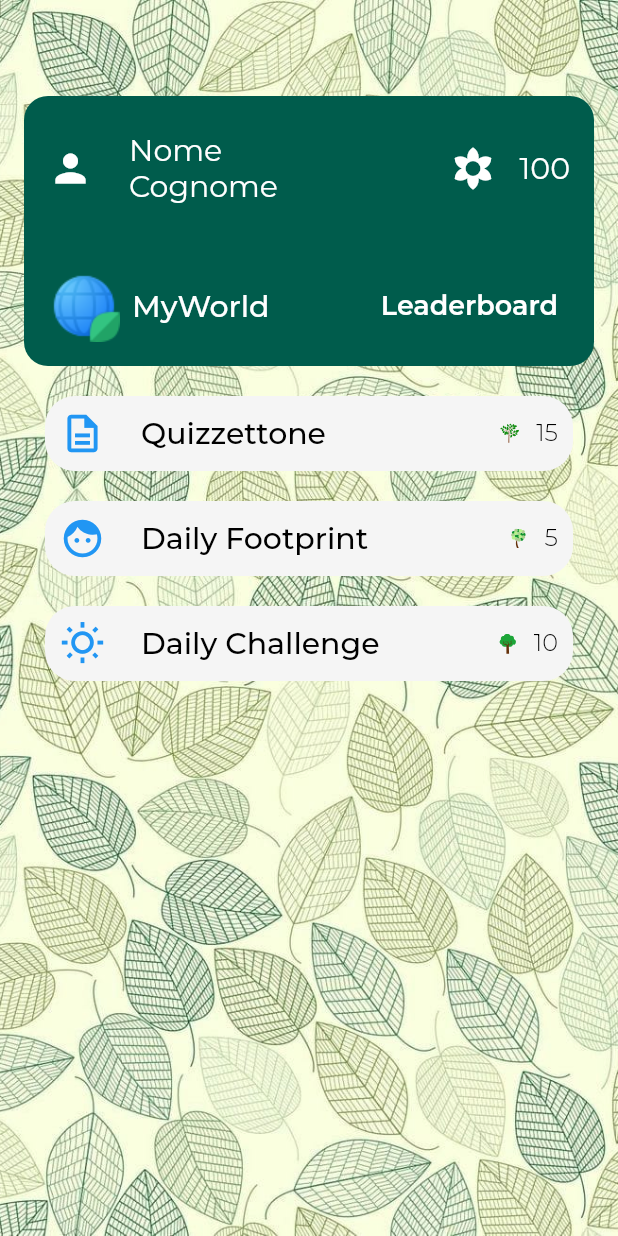
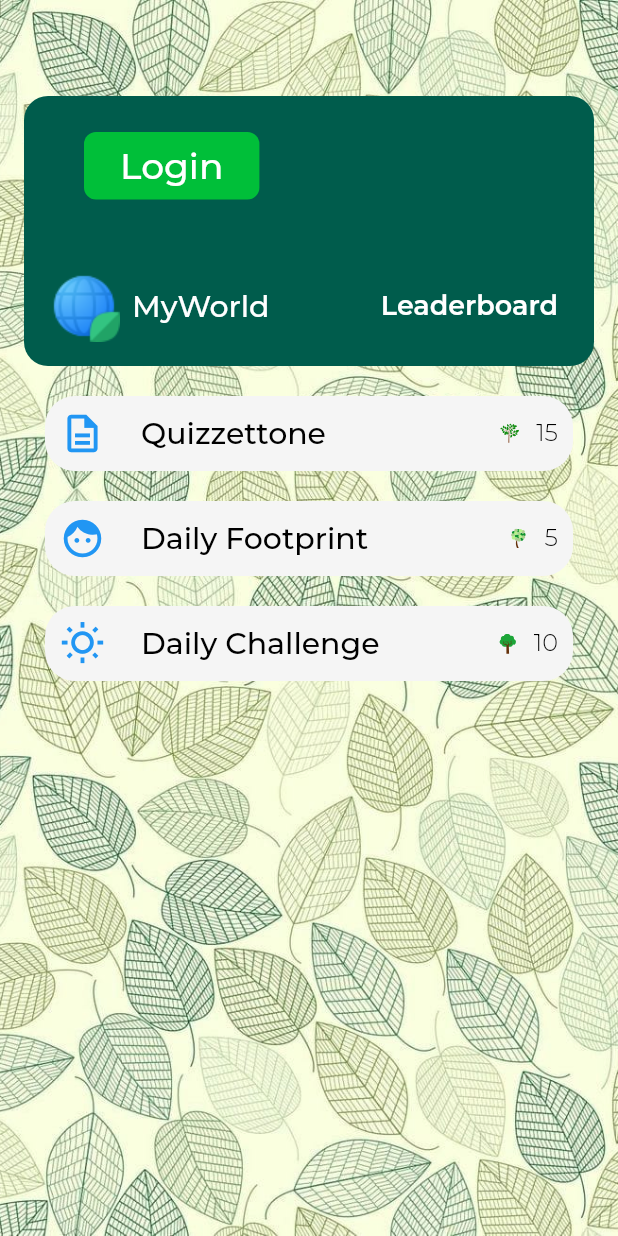
Before and after one commit to DiegoZaff/EcoWorld, a Flutter app: the screen it shows after launch, after a tap on "MyWorld", after a tap on "Home", on a phone screen of 412 x 824 dp. Run offline on Flutter 3.47's test engine with Material 2 defaults, Android fonts, the phone set to English and light mode, and no system bars; our stand-ins replace bloc, equatable, flutter_bloc, flutter_hooks, flutter_svg, fluttertoast and 2 more.

```diff
--- a/lib/blocs/login/login_bloc.dart
+++ b/lib/blocs/login/login_bloc.dart
@@ -1,13 +1,28 @@
+import 'dart:async';
+
 import 'package:bloc/bloc.dart';
 import 'package:equatable/equatable.dart';
+
+import '../../api/user.dart';
 
 part 'login_event.dart';
 part 'login_state.dart';
 
 class LoginBloc extends Bloc<LoginEvent, LoginState> {
   LoginBloc() : super(LoginInitial()) {
-    on<LoginEvent>((event, emit) {
-      // TODO: implement event handler
-    });
+    on<StartLogin>(_onStartLogin);
+    on<RegisterUser>(_onRegisterUser);
+    on<StartLogout>(_onStartLogout);
   }
+
+  FutureOr<void> _onStartLogin(StartLogin event, Emitter<LoginState> emit) {}
+
+  Future<FutureOr<void>> _onRegisterUser(
+      RegisterUser event, Emitter<LoginState> emit) async {
+    final user = await registerUser(event.username, event.password);
+
+    emit(LoggedIn(user: user));
+  }
+
+  FutureOr<void> _onStartLogout(StartLogout event, Emitter<LoginState> emit) {}
 }
--- a/lib/blocs/login/login_event.dart
+++ b/lib/blocs/login/login_event.dart
@@ -6,3 +6,27 @@ abstract class LoginEvent extends Equatable {
   @override
   List<Object> get props => [];
 }
+
+class StartLogin extends LoginEvent {
+  final String username;
+  final String password;
+
+  const StartLogin({required this.username, required this.password});
+
+  @override
+  List<Object> get props => [username, password];
+}
+
+class StartLogout extends LoginEvent {
+  const StartLogout();
+}
+
+class RegisterUser extends LoginEvent {
+  final String username;
+  final String password;
+
+  const RegisterUser({required this.username, required this.password});
+
+  @override
+  List<Object> get props => [username, password];
+}
--- a/lib/blocs/login/login_state.dart
+++ b/lib/blocs/login/login_state.dart
@@ -10,10 +10,10 @@ abstract class LoginState extends Equatable {
 class LoginInitial extends LoginState {}
 
 class LoggedIn extends LoginState {
-  final String username;
+  final User user;
 
-  const LoggedIn({required this.username});
+  const LoggedIn({required this.user});
 
   @override
-  List<Object> get props => [username];
+  List<Object> get props => [user];
 }
--- a/lib/components/button.dart
+++ b/lib/components/button.dart
@@ -11,6 +11,7 @@ class Button extends StatelessWidget {
   final ButtonType type;
   final String text;
   final Function onPressed;
+  final bool? shrinkWrap;
 
   late Color color;
 
@@ -19,6 +20,7 @@ class Button extends StatelessWidget {
     this.type = ButtonType.primary,
     required this.text,
     required this.onPressed,
+    this.shrinkWrap,
   }) {
     switch (type) {
       case ButtonType.primary:
@@ -40,7 +42,7 @@ class Button extends StatelessWidget {
   @override
   Widget build(BuildContext context) {
     return SizedBox(
-      width: double.infinity,
+      width: shrinkWrap == true ? null : double.infinity,
       child: Container(
           margin: const EdgeInsets.fromLTRB(24, 8, 24, 8),
           alignment: Alignment.center,
--- a/lib/components/user_info.dart
+++ b/lib/components/user_info.dart
@@ -1,6 +1,9 @@
+import 'package:eco_app/components/button.dart';
 import 'package:flutter/material.dart';
+import 'package:flutter_bloc/flutter_bloc.dart';
 import 'package:go_router/go_router.dart';
 
+import '../blocs/login/login_bloc.dart';
 import 'personal_score.dart';
 
 class UserInfo extends StatelessWidget {
@@ -25,25 +28,39 @@ class UserInfo extends StatelessWidget {
           children: [
             Row(
               children: [
+                BlocBuilder<LoginBloc, LoginState>(
+                  builder: (context, state) {
+                    if (state is LoggedIn) {
+                      return Expanded(
+                        child: Row(
+                          children: [
                             const Padding(
                               padding: EdgeInsets.only(right: 16),
                               child: Icon(
                                 Icons.person,
                               ),
                             ),
-                TextButton(
-                  onPressed: () {
-                    context.push('/login');
-                  },
-                  child: Text(
+                            Text(
                               '$name\n$surname',
                               style: Theme.of(context).textTheme.titleMedium,
-                  ),
                             ),
                             const Spacer(),
                             const PersonalScore(
                               score: 100,
                             )
+                          ],
+                        ),
+                      );
+                    } else {
+                      return Button(
+                          text: "Login",
+                          onPressed: () {
+                            context.push('/login');
+                          },
+                          shrinkWrap: true);
+                    }
+                  },
+                ),
               ],
             ),
             Padding(
--- a/lib/main.dart
+++ b/lib/main.dart
@@ -1,15 +1,24 @@
+import 'package:eco_app/blocs/login/login_bloc.dart';
 import 'package:eco_app/classes/user_leaderboard.dart';
 import 'package:eco_app/pages/home_page.dart';
 import 'package:eco_app/pages/leaderboards.dart';
 import 'package:eco_app/pages/login.dart';
 import 'package:flutter/material.dart';
+import 'package:flutter_bloc/flutter_bloc.dart';
 import 'package:go_router/go_router.dart';
 import 'package:google_fonts/google_fonts.dart';
 import 'pages/quiz_page.dart';
 import 'pages/routine_page.dart';
 
 void main() {
-  runApp(const MainApp());
+  runApp(MultiBlocProvider(
+    providers: [
+      BlocProvider(
+        create: (_) => LoginBloc(),
+      ),
+    ],
+    child: const MainApp(),
+  ));
 }
 
 final GoRouter _router = GoRouter(
```
Lines whose indentation alone changed are shown as unchanged.
